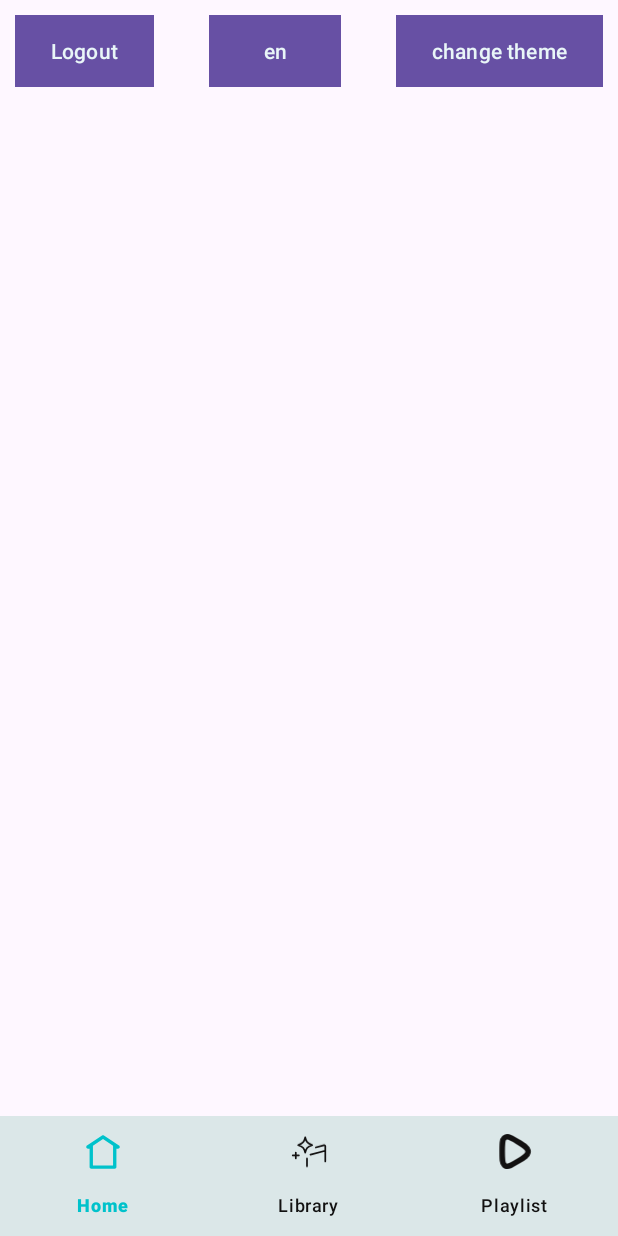
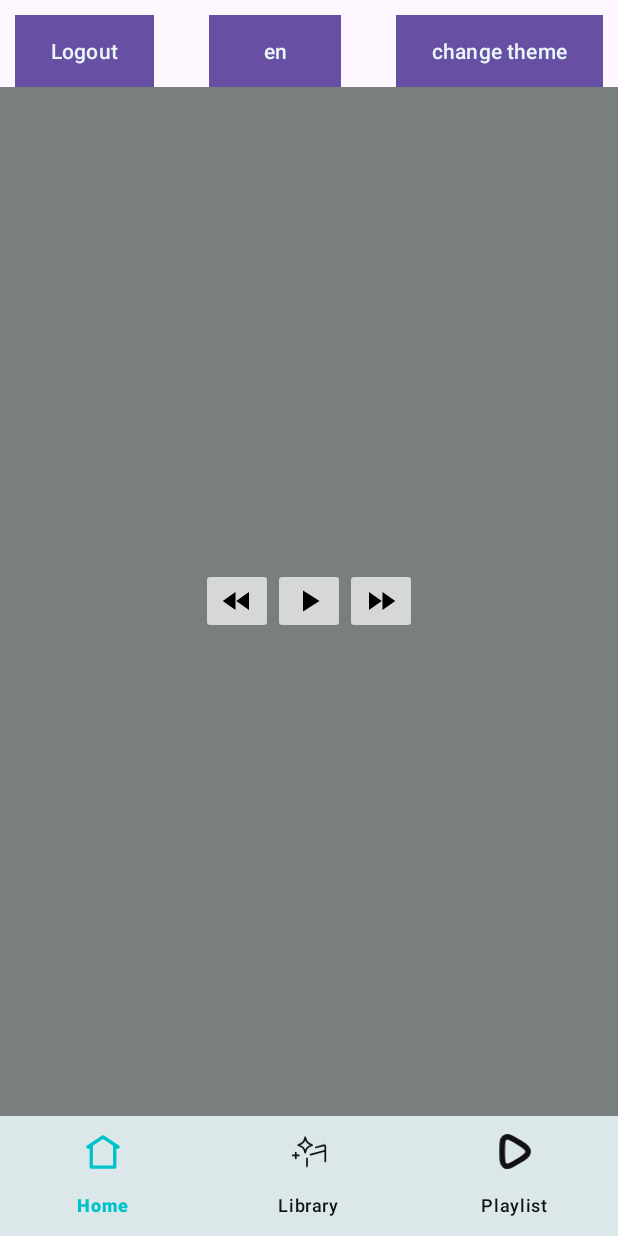
Before and after one commit to ChinhLP/Music-App, an Android app: the screen it shows after launch (HomeScreenActivity), on a phone screen of 412 x 824 dp. Run offline under Robolectric (Android 15) with nearby library versions, the phone set to English and light mode, and no system bars.

Commit message:
notification-musicButton

```diff
--- a/app/src/main/java/com/example/appmusickotlin/UI/home/HomeScreenActivity.kt
+++ b/app/src/main/java/com/example/appmusickotlin/UI/home/HomeScreenActivity.kt
@@ -33,7 +33,16 @@ class HomeScreenActivity : AppCompatActivity() {
             v.setPadding(systemBars.left, systemBars.top, systemBars.right, systemBars.bottom)
             insets
         }
+        val fragmentManager = supportFragmentManager
+        val fragmentCount = fragmentManager.backStackEntryCount
 
+        if(fragmentCount == 0) {
+            val fragment = HomeFragment()
+            val transaction = supportFragmentManager.beginTransaction()
+            transaction.replace(R.id.fragment_container, fragment)
+            transaction.addToBackStack("HomeFragment")
+            transaction.commit()
+        }
 
 
         binding.btnTheme.setOnClickListener {
@@ -86,8 +95,18 @@ class HomeScreenActivity : AppCompatActivity() {
         binding.bottomNavigationView.setOnItemSelectedListener { item ->
             when (item.itemId) {
                 R.id.btnHome -> {
+                    // Nếu không có fragment nào trong stack, thực hiện chuyển đổi fragment
+                    if (supportFragmentManager.backStackEntryCount == 0) {
+                        // Nếu không có fragment nào trong stack, thực hiện chuyển đổi fragment
+                        val fragment = HomeFragment()
+                        val transaction = supportFragmentManager.beginTransaction()
+                        transaction.replace(R.id.fragment_container, fragment)
+                        transaction.addToBackStack("BlankFragment2")
+                        transaction.commit()
+                        true // Trả về true sau khi giao dịch được thêm vào thành công
+                    }
+
                     val fragment = HomeFragment()
-
                     val transaction = supportFragmentManager.beginTransaction()
 
                     transaction.replace(R.id.fragment_container, fragment)
--- /dev/null
+++ b/app/src/main/res/drawable/ic_next.xml
@@ -0,0 +1,5 @@
+<vector xmlns:android="http://schemas.android.com/apk/res/android" android:height="24dp" android:tint="#000000" android:viewportHeight="24" android:viewportWidth="24" android:width="24dp">
+
+    <path android:fillColor="@android:color/white" android:pathData="M4,18l8.5,-6L4,6v12zM13,6v12l8.5,-6L13,6z"/>
+
+</vector>
--- /dev/null
+++ b/app/src/main/res/drawable/ic_pause.xml
@@ -0,0 +1,5 @@
+<vector xmlns:android="http://schemas.android.com/apk/res/android" android:height="24dp" android:tint="#000000" android:viewportHeight="24" android:viewportWidth="24" android:width="24dp">
+
+    <path android:fillColor="@android:color/white" android:pathData="M6,19h4L10,5L6,5v14zM14,5v14h4L18,5h-4z"/>
+
+</vector>
--- /dev/null
+++ b/app/src/main/res/drawable/ic_play.xml
@@ -0,0 +1,5 @@
+<vector xmlns:android="http://schemas.android.com/apk/res/android" android:height="24dp" android:tint="#000000" android:viewportHeight="24" android:viewportWidth="24" android:width="24dp">
+
+    <path android:fillColor="@android:color/white" android:pathData="M8,5v14l11,-7z"/>
+
+</vector>
--- /dev/null
+++ b/app/src/main/res/drawable/ic_previous.xml
@@ -0,0 +1,5 @@
+<vector xmlns:android="http://schemas.android.com/apk/res/android" android:height="24dp" android:tint="#000000" android:viewportHeight="24" android:viewportWidth="24" android:width="24dp">
+
+    <path android:fillColor="@android:color/white" android:pathData="M11,18L11,6l-8.5,6 8.5,6zM11.5,12l8.5,6L20,6l-8.5,6z"/>
+
+</vector>
--- a/app/src/main/res/layout/fragment_homefragment.xml
+++ b/app/src/main/res/layout/fragment_homefragment.xml
@@ -1,5 +1,6 @@
 <?xml version="1.0" encoding="utf-8"?>
 <FrameLayout xmlns:android="http://schemas.android.com/apk/res/android"
+    xmlns:app="http://schemas.android.com/apk/res-auto"
     xmlns:tools="http://schemas.android.com/tools"
     android:layout_width="match_parent"
     android:layout_height="match_parent"
@@ -7,41 +8,48 @@
 
     <LinearLayout
         android:gravity="center"
-        android:background="@color/HindTextField"
         android:layout_width="match_parent"
         android:layout_height="match_parent"
-        android:orientation="vertical">
-        <Button
-            android:layout_marginBottom="20dp"
-            android:background="@color/black"
-            android:id="@+id/btnBack"
-            android:text="Back"
-            android:layout_width="wrap_content"
-            android:layout_height="wrap_content"/>
-        <Button
-            android:background="@color/black"
-            android:id="@+id/btnPlayMusic"
-            android:text="playmusic"
-            android:layout_width="wrap_content"
-            android:layout_height="wrap_content"/>
+        android:background="@color/HindTextField">
 
-        <Button
-            android:layout_marginTop="20dp"
-            android:background="@color/black"
-            android:id="@+id/btnPauseMusic"
-            android:text="PauseMusic"
-            android:layout_width="wrap_content"
-            android:layout_height="wrap_content"/>
+        <LinearLayout
+            android:gravity="center"
+            android:layout_width="match_parent"
+            android:layout_height="match_parent"
+            android:orientation="horizontal">
 
-        <Button
-            android:layout_marginTop="20dp"
-            android:background="@color/black"
-            android:id="@+id/btnNext"
-            android:text="Next"
-            android:layout_width="wrap_content"
-            android:layout_height="wrap_content"/>
+            <ImageButton
+                android:id="@+id/btnBack"
+                android:layout_width="wrap_content"
+                android:layout_height="wrap_content"
+                android:src="@drawable/ic_previous" />
+            <RelativeLayout
+                android:layout_width="wrap_content"
+                android:layout_height="wrap_content">
+                <ImageButton
+                    android:id="@+id/btnPlayMusic"
+                    android:layout_width="wrap_content"
+                    android:layout_height="wrap_content"
+                    android:src="@drawable/ic_play" />
+                <ImageButton
+                    android:id="@+id/btnPauseMusic"
+                    android:layout_width="wrap_content"
+                    android:layout_height="wrap_content"
+                    android:src="@drawable/ic_pause"
+                    android:visibility="gone"
+                    />
+            </RelativeLayout>
 
+
+            <ImageButton
+                android:id="@+id/btnNext"
+                android:layout_width="wrap_content"
+                android:layout_height="wrap_content"
+                android:src="@drawable/ic_next" />
+        </LinearLayout>
 
     </LinearLayout>
 
+
+
 </FrameLayout>
```
Also changed, not shown: app/src/main/java/com/example/appmusickotlin/UI/home/Fragment/HomeFragment.kt (+33 -6 lines), app/src/main/java/com/example/appmusickotlin/service/MusicService.kt (+34 -2 lines), 3 other files.
